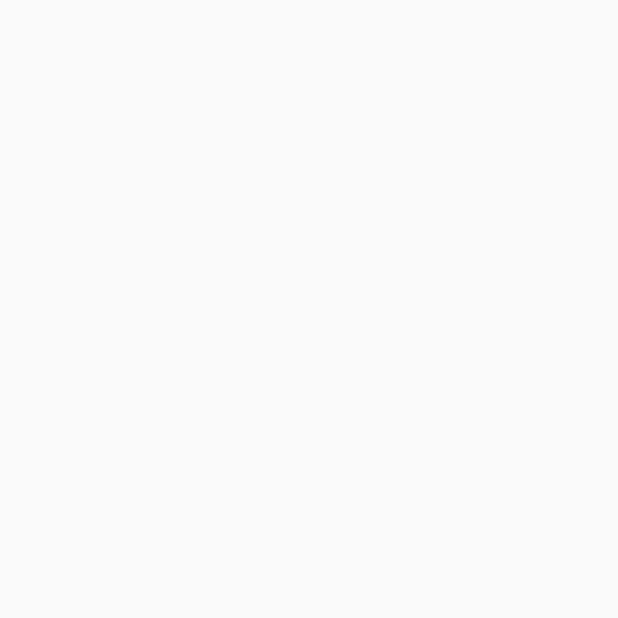
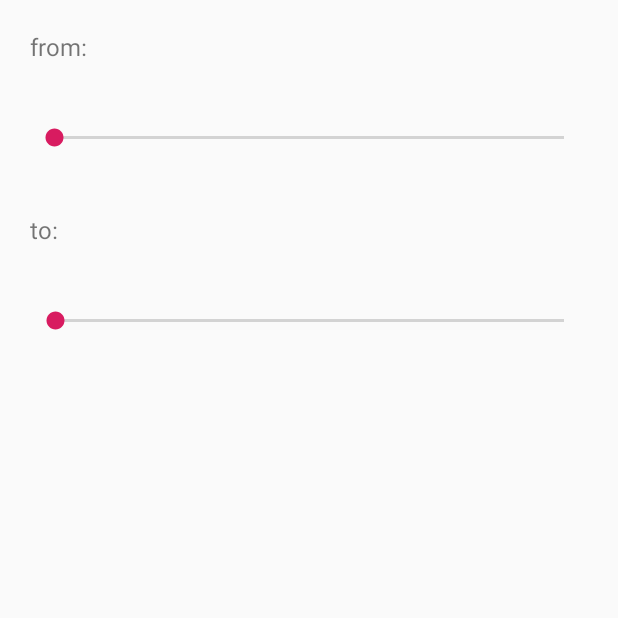
Before and after one commit to nekomimi-daimao/hyper-ultra-cat-generator, an Android app: the screen it shows after launch (MainActivity), on a phone screen of 412 x 824 dp, the top half of it. Before the commit the part shown is empty. Run offline under Robolectric (Android 15) with nearby library versions, the phone set to English and light mode, and no system bars.

Commit message:
cat is a seekbar

```diff
--- a/app/src/main/java/plan/militarize/stray/cat/hyperultracatgenerator/MainActivity.java
+++ b/app/src/main/java/plan/militarize/stray/cat/hyperultracatgenerator/MainActivity.java
@@ -2,12 +2,57 @@ package plan.militarize.stray.cat.hyperultracatgenerator;
 
 import android.app.Activity;
 import android.os.Bundle;
+import android.support.v7.widget.AppCompatSeekBar;
+import android.support.v7.widget.AppCompatTextView;
+import android.widget.SeekBar;
+
+import plan.militarize.stray.cat.hyperultracatgenerator.com.android.egg.neko.Cat;
 
 public class MainActivity extends Activity {
+
+
+    private AppCompatTextView mTextFrom;
+    private AppCompatTextView mTextTo;
+    private AppCompatSeekBar mSeekFrom;
+    private AppCompatSeekBar mSeekTo;
 
     @Override
     protected void onCreate(Bundle savedInstanceState) {
         super.onCreate(savedInstanceState);
         setContentView(R.layout.activity_main);
+
+        mTextFrom = findViewById(R.id.text_from);
+        mTextTo = findViewById(R.id.text_to);
+
+        mSeekFrom = findViewById(R.id.seek_from);
+        mSeekTo = findViewById(R.id.seek_to);
+        SeekBar.OnSeekBarChangeListener change = new OnSeekChanged();
+        mSeekFrom.setOnSeekBarChangeListener(change);
+        mSeekTo.setOnSeekBarChangeListener(change);
     }
+
+
+    private class OnSeekChanged implements SeekBar.OnSeekBarChangeListener {
+        @Override
+        public void onProgressChanged(SeekBar seekBar, int progress, boolean fromUser) {
+            Cat cat = new Cat(getApplicationContext(), progress);
+            seekBar.setThumb(cat.getCurrent());
+            if (seekBar.getId() == R.id.seek_from) {
+                mTextFrom.setText("from : " + progress);
+            } else {
+                mTextTo.setText("to : " + progress);
+            }
+        }
+
+        @Override
+        public void onStartTrackingTouch(SeekBar seekBar) {
+            //NOP
+        }
+
+        @Override
+        public void onStopTrackingTouch(SeekBar seekBar) {
+            //NOP
+        }
+    }
+
 }
--- a/app/src/main/res/layout/activity_main.xml
+++ b/app/src/main/res/layout/activity_main.xml
@@ -1,9 +1,41 @@
 <?xml version="1.0" encoding="utf-8"?>
-<RelativeLayout xmlns:android="http://schemas.android.com/apk/res/android"
+<android.support.v7.widget.LinearLayoutCompat xmlns:android="http://schemas.android.com/apk/res/android"
     xmlns:app="http://schemas.android.com/apk/res-auto"
     xmlns:tools="http://schemas.android.com/tools"
     android:layout_width="match_parent"
     android:layout_height="match_parent"
+    android:orientation="vertical"
+    android:padding="20dp"
     tools:context=".MainActivity">
 
-</RelativeLayout>
+    <android.support.v7.widget.AppCompatTextView
+        android:id="@+id/text_from"
+        android:layout_width="wrap_content"
+        android:layout_height="wrap_content"
+        android:text="from:"
+        android:textSize="16sp" />
+
+    <android.support.v7.widget.AppCompatSeekBar
+        android:id="@+id/seek_from"
+        android:layout_width="match_parent"
+        android:layout_height="60dp"
+        android:layout_marginVertical="20dp"
+        android:max="998"
+        android:progress="0" />
+
+    <android.support.v7.widget.AppCompatTextView
+        android:id="@+id/text_to"
+        android:layout_width="wrap_content"
+        android:layout_height="wrap_content"
+        android:text="to:"
+        android:textSize="16sp" />
+
+    <android.support.v7.widget.AppCompatSeekBar
+        android:id="@+id/seek_to"
+        android:layout_width="match_parent"
+        android:layout_height="60dp"
+        android:layout_marginVertical="20dp"
+        android:max="999"
+        android:progress="1" />
+
+</android.support.v7.widget.LinearLayoutCompat>
```
